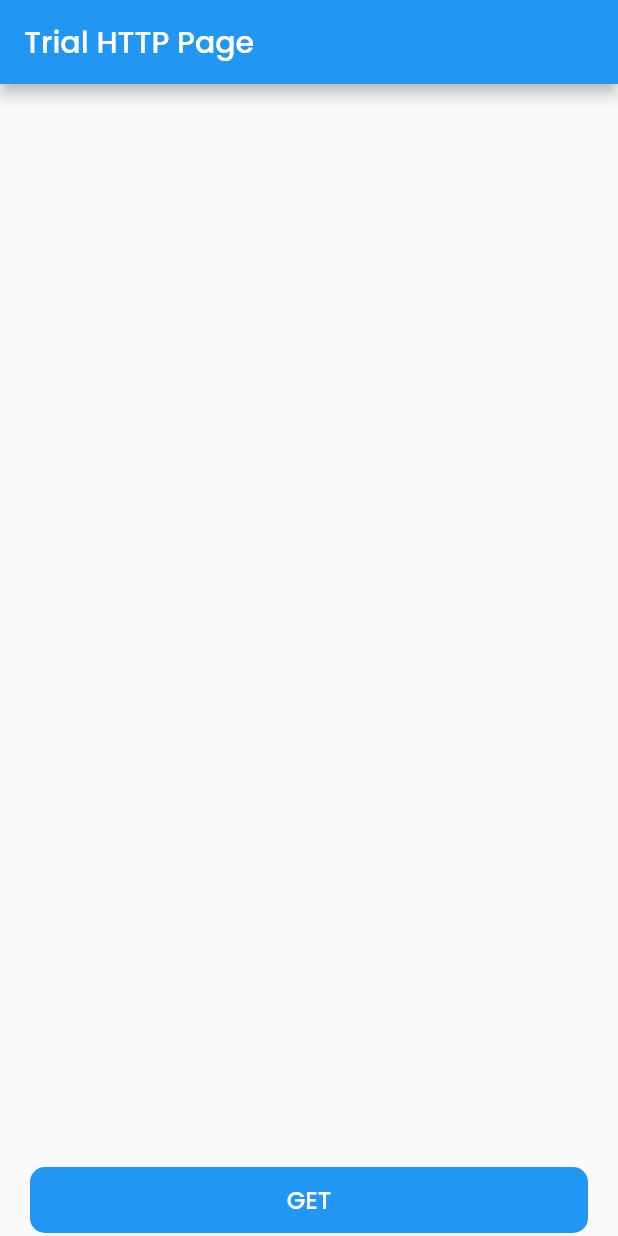
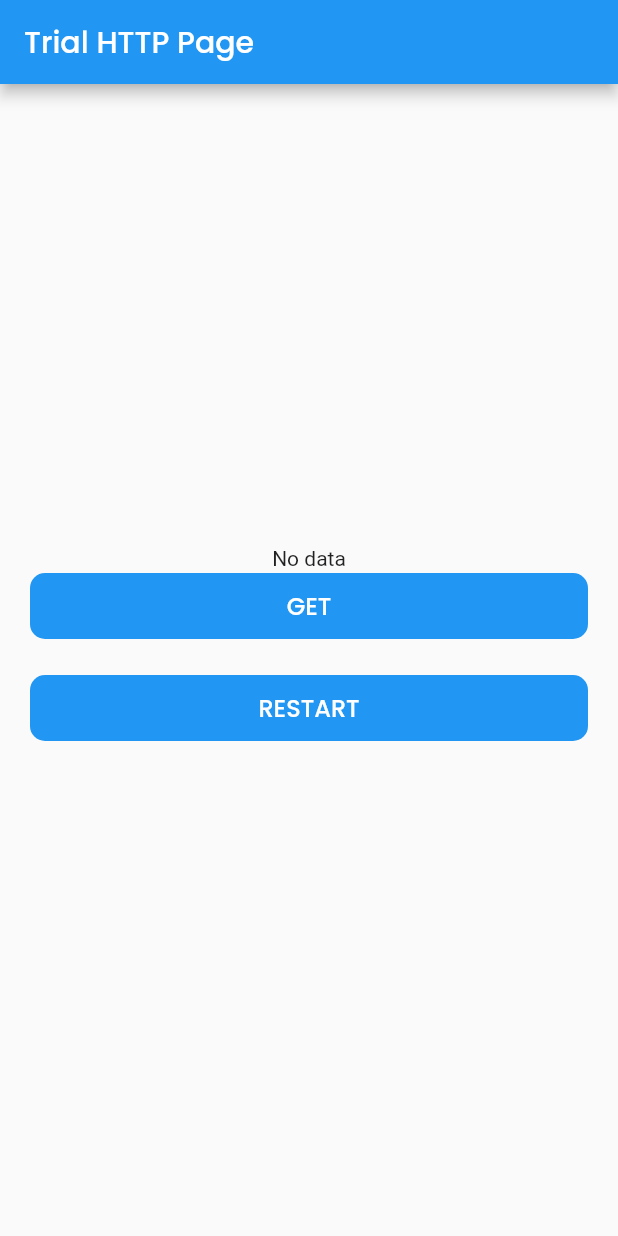
Before and after one commit to krsx/http_learning, a Flutter app: the screen it shows after launch, on a phone screen of 412 x 824 dp. Run offline on Flutter 3.47's test engine with Material 2 defaults, Android fonts, the phone set to English and light mode, and no system bars; our stand-ins replace google_fonts; accounts and stored records are empty.

Commit message:
trial page detail progress

```diff
--- a/lib/trial_page.dart
+++ b/lib/trial_page.dart
@@ -1,4 +1,5 @@
 import 'package:api_learning/todo_model.dart';
+import 'package:api_learning/trial_page_detail.dart';
 import 'package:flutter/material.dart';
 import 'package:google_fonts/google_fonts.dart';
 
@@ -33,6 +34,10 @@ class _TrialPageState extends State<TrialPage> {
           backgroundColor: MaterialStateProperty.all(Colors.blue),
         ),
         onPressed: () {
+          title.clear();
+          detail.clear();
+          isDone.clear();
+
           TodoModel.getTodos().then((value) {
             output = "";
             for (var i = 0; i < value.length; i++) {
@@ -46,6 +51,39 @@ class _TrialPageState extends State<TrialPage> {
         },
         child: Text(
           "GET",
+          style: GoogleFonts.poppins(
+            fontWeight: FontWeight.w500,
+            fontSize: 16,
+          ),
+        ),
+      ),
+    );
+  }
+
+  Widget restart() {
+    return SizedBox(
+      width: double.infinity,
+      child: ElevatedButton(
+        style: ButtonStyle(
+          elevation: MaterialStateProperty.all(0),
+          padding: MaterialStateProperty.all(
+            const EdgeInsets.symmetric(vertical: 10),
+          ),
+          shape: MaterialStateProperty.all(
+            RoundedRectangleBorder(
+              borderRadius: BorderRadius.circular(10),
+            ),
+          ),
+          backgroundColor: MaterialStateProperty.all(Colors.blue),
+        ),
+        onPressed: () {
+          title.clear();
+          detail.clear();
+          isDone.clear();
+          setState(() {});
+        },
+        child: Text(
+          "RESTART",
           style: GoogleFonts.poppins(
             fontWeight: FontWeight.w500,
             fontSize: 16,
@@ -78,7 +116,8 @@ class _TrialPageState extends State<TrialPage> {
             // Text(
             //   output,
             // ),
-            Expanded(
+            (title.isNotEmpty)
+                ? Expanded(
                     child: ListView.builder(
                       itemCount: title.length,
                       itemBuilder: (context, index) {
@@ -102,16 +141,21 @@ class _TrialPageState extends State<TrialPage> {
                                   Expanded(
                                     child: GestureDetector(
                                       onTap: () {
-                                  // Navigator.push(
-                                  //   context,
-                                  //   MaterialPageRoute(
-                                  //     builder: (context) => const DetailTodoPage(),
-                                  //   ),
-                                  // );
+                                        Navigator.push(
+                                          context,
+                                          MaterialPageRoute(
+                                            builder: (context) =>
+                                                TrialPageDetail(
+                                              title: title[index],
+                                              detail: detail[index],
+                                            ),
+                                          ),
+                                        );
                                       },
                                       child: Column(
                                         mainAxisSize: MainAxisSize.max,
-                                  crossAxisAlignment: CrossAxisAlignment.start,
+                                        crossAxisAlignment:
+                                            CrossAxisAlignment.start,
                                         children: [
                                           Text(
                                             title[index],
@@ -158,11 +202,19 @@ class _TrialPageState extends State<TrialPage> {
                         );
                       },
                     ),
+                  )
+                : Center(
+                    child: Text(output),
                   ),
+            // const Spacer(),
+            buttonGet(),
             const SizedBox(
               height: 20,
             ),
-            buttonGet(),
+            restart(),
+            const SizedBox(
+              height: 20,
+            ),
           ],
         ),
       ),
```
Also changed, not shown: lib/trial_page_detail.dart (added, +65 -0 lines). Lines whose indentation alone changed are shown as unchanged.
